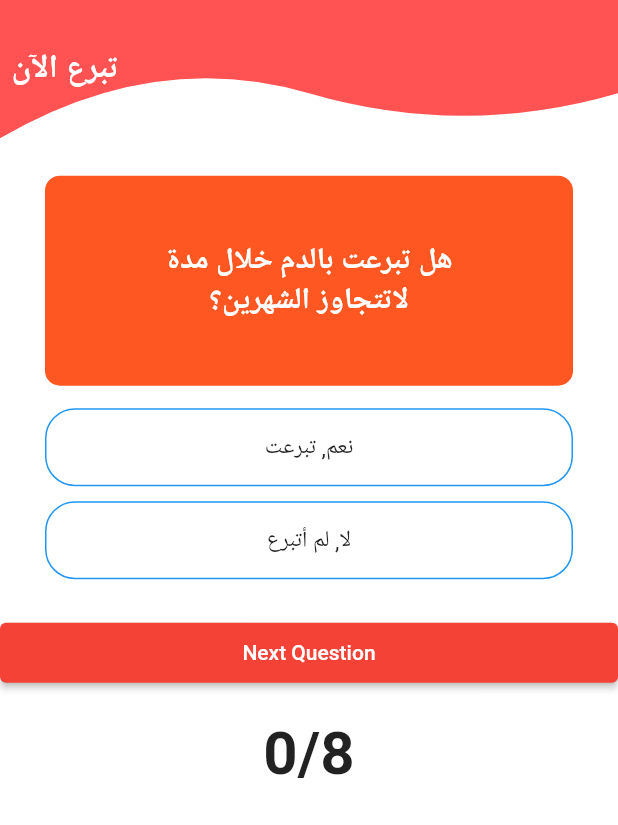
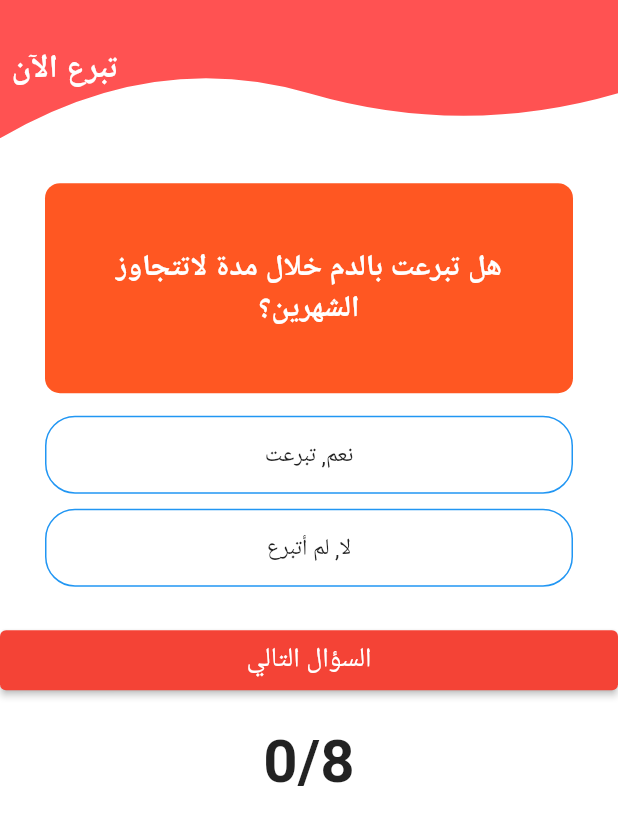
Before and after one commit to MahmoudAbuSalou/bloodDonaition, a Flutter app: the DonateScreen screen opened directly, on a phone screen of 412 x 824 dp. Shown: the top 825 px of the screen. Run offline on Flutter 3.47's test engine with Material 2 defaults, Android fonts, the phone set to English and light mode, and no system bars; our stand-ins replace awesome_dialog, bloc, conditional_builder_null_safety, curved_navigation_bar, dio, flutter_bloc and 10 more; missing offline and left inert: flutter_pin_code_widget, google_geocoding; accounts and stored records are empty; Roboto replaces fonts that are missing (Tajawal).

```diff
--- a/lib/Modules/donate/donate_screen.dart
+++ b/lib/Modules/donate/donate_screen.dart
@@ -1,5 +1,6 @@
 import 'package:blood_donation_project/Modules/donate/answer.dart';
 import 'package:blood_donation_project/Modules/home/homePage/homePage.dart';
+import 'package:blood_donation_project/shared/components/components.dart';
 import 'package:blood_donation_project/shared/components/constants.dart';
 import 'package:flutter/material.dart';
 import 'package:flutter_screenutil/flutter_screenutil.dart';
@@ -17,6 +18,13 @@ class _DonateScreenState extends State<DonateScreen> {
   bool answerWasSelected = false;
   bool endOfQuiz = false;
   bool correctAnswerSelected = false;
+
+  int acceptanceRate = 0;
+
+  int acceptDonationRate() {
+    acceptanceRate = _totalScore * 100 ~/ questions.length;
+    return acceptanceRate;
+  }
 
   void _questionAnswered(bool answerScore) {
     setState(() {
@@ -109,14 +117,15 @@ class _DonateScreenState extends State<DonateScreen> {
                     SizedBox(
                       height: 25.0,
                     ),
-                  if (_scoreTracker.length > 0) ..._scoreTracker
+                  if (_scoreTracker.length > 0) ..._scoreTracker,
                 ],
               ),
               Container(
                 width: double.infinity,
                 height: 140.0,
-                margin: EdgeInsets.only(bottom: 10.0, left: 30.0, right: 30.0),
-                padding: EdgeInsets.symmetric(horizontal: 50.0, vertical: 20.0),
+                margin: EdgeInsets.only(
+                    top: 5.0, bottom: 10.0, left: 30.0, right: 30.0),
+                padding: EdgeInsets.symmetric(horizontal: 40.0, vertical: 20.0),
                 decoration: BoxDecoration(
                   color: Colors.deepOrange,
                   borderRadius: BorderRadius.circular(10.0),
@@ -167,7 +176,13 @@ class _DonateScreenState extends State<DonateScreen> {
                   }
                   _nextQuestion();
                 },
-                child: Text(endOfQuiz ? 'إعادة الاختبار' : 'Next Question'),
+                child: Text(
+                  endOfQuiz ? 'إعادة الاختبار' : 'السؤال التالي',
+                  style: TextStyle(
+                    color: Colors.white,
+                    fontSize: 18.0,
+                  ),
+                ),
               ),
               Container(
                 padding: EdgeInsets.all(20.0),
@@ -178,14 +193,21 @@ class _DonateScreenState extends State<DonateScreen> {
               ),
               if (answerWasSelected && !endOfQuiz)
                 Container(
-                  height: 100,
                   width: double.infinity,
-                  color: correctAnswerSelected ? Colors.green : Colors.red,
+                  height: 100.0,
+                  margin: EdgeInsets.only(
+                      top: 5.0, bottom: 10.0, left: 30.0, right: 30.0),
+                  padding:
+                      EdgeInsets.symmetric(horizontal: 40.0, vertical: 20.0),
+                  decoration: BoxDecoration(
+                    color: correctAnswerSelected ? Colors.green : Colors.red,
+                    borderRadius: BorderRadius.circular(10.0),
+                  ),
                   child: Center(
                     child: Text(
-                      correctAnswerSelected ? 'هذا صحيح ✔️' : 'خطأ ‼️',
+                      correctAnswerSelected ? ' ✔️ هذا صحيح' : '‼️ خطأ',
                       style: TextStyle(
-                        fontSize: 20.0,
+                        fontSize: 25.0,
                         fontWeight: FontWeight.bold,
                         color: Colors.white,
                       ),
@@ -194,14 +216,21 @@ class _DonateScreenState extends State<DonateScreen> {
                 ),
               if (endOfQuiz)
                 Container(
-                  height: 100,
                   width: double.infinity,
-                  color: Colors.black38,
+                  height: 100.0,
+                  margin: EdgeInsets.only(
+                      top: 5.0, bottom: 10.0, left: 20.0, right: 20.0),
+                  padding:
+                      EdgeInsets.symmetric(horizontal: 40.0, vertical: 20.0),
+                  decoration: BoxDecoration(
+                    color: Colors.black,
+                    borderRadius: BorderRadius.circular(10.0),
+                  ),
                   child: Center(
                     child: Text(
                       _totalScore > 4
-                          ? ' $_totalScore :تهانينا, نيجة الاختبار هي  '
-                          : ' $_totalScore : نتيجة الاختبار هي (^///^) ',
+                          ? ' ${acceptDonationRate()} :تهانينا, نيجة الاختبار هي '
+                          : ' ${acceptDonationRate()} : نتيجة الاختبار هي (^///^) ',
                       style: TextStyle(
                         fontSize: 20.0,
                         fontWeight: FontWeight.bold,
@@ -210,6 +239,21 @@ class _DonateScreenState extends State<DonateScreen> {
                     ),
                   ),
                 ),
+              if (endOfQuiz)
+                SizedBox(
+                  height: 10.0,
+                ),
+              if (endOfQuiz)
+                OutlinedButton(
+                  onPressed: () {
+
+                    navigatorToNew(context, HomePage());
+                  },
+                  child: Text('التأكيد و العودة الى الرئيسية'),
+                ),
+              SizedBox(
+                height: 30.0,
+              ),
             ],
           ),
         ),
```
